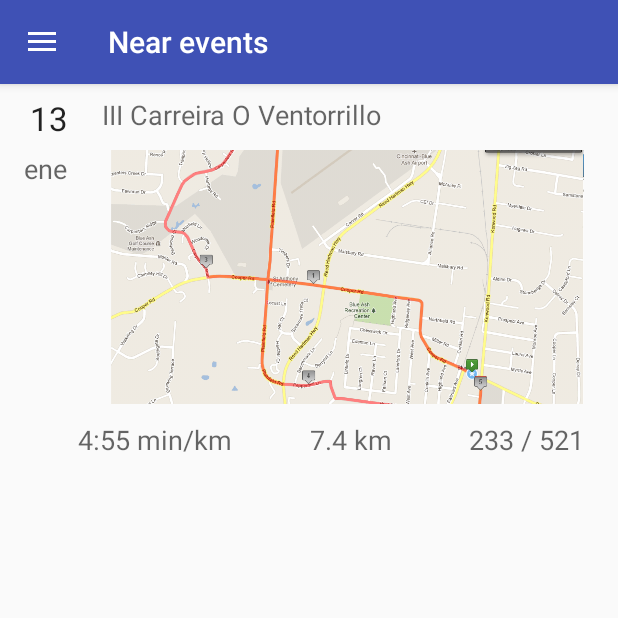
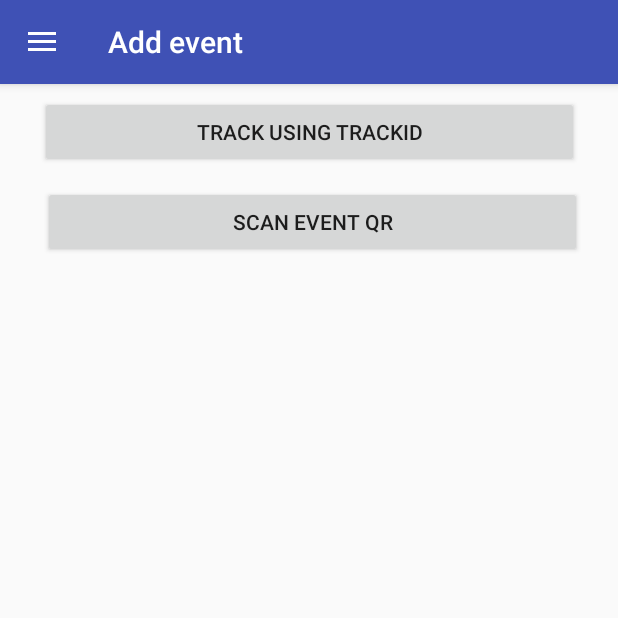
Before and after one commit to danibranas/runtrack, an Android app: the MenuActivity screen opened directly, with no data from a screen before it, in the side drawer, after a tap on "Add event", on a phone screen of 412 x 824 dp, the top half of it. Run offline under Robolectric (Android 15) with nearby library versions, the phone set to English and light mode, and no system bars.

Commit message:
Add fragments. Refactor menu

```diff
--- a/app/src/main/AndroidManifest.xml
+++ b/app/src/main/AndroidManifest.xml
@@ -19,7 +19,7 @@
         <activity
             android:name=".MenuActivity"
             android:label="@string/title_activity_menu"
-            android:theme="@style/AppTheme.NoActionBar"></activity>
+            android:theme="@style/AppTheme.NoActionBar" />
     </application>
 
 </manifest>
--- /dev/null
+++ b/app/src/main/java/com/muei/apm/runtrack/AddEventActivityFragment.kt
@@ -0,0 +1,14 @@
+package com.muei.apm.runtrack
+
+import android.support.v4.app.Fragment
+import android.os.Bundle
+import android.view.LayoutInflater
+import android.view.View
+import android.view.ViewGroup
+
+class AddEventActivityFragment : Fragment() {
+    override fun onCreateView(inflater: LayoutInflater, container: ViewGroup?,
+                              savedInstanceState: Bundle?): View? {
+        return inflater.inflate(R.layout.fragment_add_event, container, false)
+    }
+}
--- /dev/null
+++ b/app/src/main/java/com/muei/apm/runtrack/EventsActivityFragment.kt
@@ -0,0 +1,14 @@
+package com.muei.apm.runtrack
+
+import android.support.v4.app.Fragment
+import android.os.Bundle
+import android.view.LayoutInflater
+import android.view.View
+import android.view.ViewGroup
+
+class EventsActivityFragment : Fragment() {
+    override fun onCreateView(inflater: LayoutInflater, container: ViewGroup?,
+                              savedInstanceState: Bundle?): View? {
+        return inflater.inflate(R.layout.fragment_events, container, false)
+    }
+}
--- a/app/src/main/java/com/muei/apm/runtrack/MenuActivity.kt
+++ b/app/src/main/java/com/muei/apm/runtrack/MenuActivity.kt
@@ -3,6 +3,7 @@ package com.muei.apm.runtrack
 import android.content.Intent
 import android.os.Bundle
 import android.support.design.widget.NavigationView
+import android.support.v4.app.Fragment
 import android.support.v4.view.GravityCompat
 import android.support.v7.app.ActionBarDrawerToggle
 import android.support.v7.app.AppCompatActivity
@@ -25,6 +26,7 @@ class MenuActivity : AppCompatActivity(), NavigationView.OnNavigationItemSelecte
         toolbar.title = "Near events"
         toggle.syncState()
 
+        startContainer()
         nav_view.setNavigationItemSelectedListener(this)
     }
 
@@ -50,14 +52,13 @@ class MenuActivity : AppCompatActivity(), NavigationView.OnNavigationItemSelecte
         // Handle navigation view item clicks here.
         when (item.itemId) {
             R.id.nav_events -> {
-                // None
-                toolbar.title = "Near events"
+                loadInContainer(item, EventsActivityFragment::class.java)
             }
             R.id.nav_scan -> {
-                showToast("TODO: Open camera and scan QR")
+                onScanEventClick(null)
             }
             R.id.nav_add_event -> {
-                showToast("TODO: open Add event activity")
+                loadInContainer(item, AddEventActivityFragment::class.java)
             }
             R.id.nav_settings -> {
                 showToast("TODO: Open settings activity")
@@ -71,8 +72,39 @@ class MenuActivity : AppCompatActivity(), NavigationView.OnNavigationItemSelecte
         return true
     }
 
+    fun onTrackEventIdClick(view: View) {
+        loadInContainer(null, TrackEventIdActivityFragment::class.java)
+    }
+
+    fun onTrackEvent(view: View) {
+        showToast("TODO: track event by id")
+    }
+
+    fun onScanEventClick(view: View?) {
+        showToast("TODO: scan event QR")
+    }
+
     fun onEventClick(view: View) {
-        showToast("TODO: View event details");
+        showToast("TODO: view event details")
+    }
+
+    private fun startContainer() {
+        val fragment = EventsActivityFragment::class.java.newInstance() as Fragment
+        val fragmentManager = supportFragmentManager
+        fragmentManager.beginTransaction().add(R.id.main_container, fragment).commit()
+    }
+
+    private fun loadInContainer(item: MenuItem?, fragmentClass: Class<*>) {
+        val fragment = fragmentClass.newInstance() as Fragment
+
+        // Insert the fragment by replacing any existing fragment
+        val fragmentManager = supportFragmentManager
+        fragmentManager.beginTransaction().replace(R.id.main_container, fragment).commit()
+
+        if (item != null) {
+            item.isChecked = true
+            title = item.title
+        }
     }
 
     private fun showToast(message: CharSequence, isLong: Boolean = false) =
--- a/app/src/main/res/layout/app_bar_menu.xml
+++ b/app/src/main/res/layout/app_bar_menu.xml
@@ -20,6 +20,13 @@
 
     </android.support.design.widget.AppBarLayout>
 
-    <include layout="@layout/content_menu_events" />
+    <!-- Main Content -->
+    <FrameLayout
+        android:id="@+id/main_container"
+        app:layout_behavior="@string/appbar_scrolling_view_behavior"
+        android:layout_width="match_parent"
+        android:layout_height="match_parent" />
+
+    <!--<include layout="@layout/content_menu_events" />-->
 
 </android.support.design.widget.CoordinatorLayout>
--- /dev/null
+++ b/app/src/main/res/layout/fragment_add_event.xml
@@ -0,0 +1,35 @@
+<?xml version="1.0" encoding="utf-8"?>
+<android.support.constraint.ConstraintLayout xmlns:android="http://schemas.android.com/apk/res/android"
+    xmlns:app="http://schemas.android.com/apk/res-auto"
+    xmlns:tools="http://schemas.android.com/tools"
+    android:layout_width="match_parent"
+    android:layout_height="match_parent"
+    tools:context="com.muei.apm.runtrack.AddEventActivityFragment">
+
+    <Button
+        android:id="@+id/button4"
+        android:layout_width="359dp"
+        android:layout_height="wrap_content"
+        android:layout_marginEnd="8dp"
+        android:layout_marginStart="8dp"
+        android:layout_marginTop="8dp"
+        android:text="Track using TrackID"
+        android:onClick="onTrackEventIdClick"
+        app:layout_constraintEnd_toEndOf="parent"
+        app:layout_constraintStart_toStartOf="parent"
+        app:layout_constraintTop_toTopOf="parent" />
+
+    <Button
+        android:id="@+id/button5"
+        android:layout_width="359dp"
+        android:layout_height="wrap_content"
+        android:layout_marginEnd="8dp"
+        android:layout_marginStart="8dp"
+        android:layout_marginTop="68dp"
+        android:text="Scan Event QR"
+        android:onClick="onScanEventClick"
+        app:layout_constraintEnd_toEndOf="parent"
+        app:layout_constraintHorizontal_bias="0.555"
+        app:layout_constraintStart_toStartOf="parent"
+        app:layout_constraintTop_toTopOf="parent" />
+</android.support.constraint.ConstraintLayout>
--- a/app/src/main/res/values/strings.xml
+++ b/app/src/main/res/values/strings.xml
@@ -10,4 +10,5 @@
     <string name="navigation_drawer_close">Close navigation drawer</string>
 
     <string name="action_settings">Settings</string>
+    <string name="title_activity_events">EventsActivity</string>
 </resources>
```
Also changed, not shown: app/src/main/java/com/muei/apm/runtrack/TrackEventIdActivityFragment.kt (added, +26 -0 lines), app/src/main/res/layout/fragment_events.xml (added, +95 -0 lines), app/src/main/res/layout/fragment_track_event_id.xml (added, +49 -0 lines).
